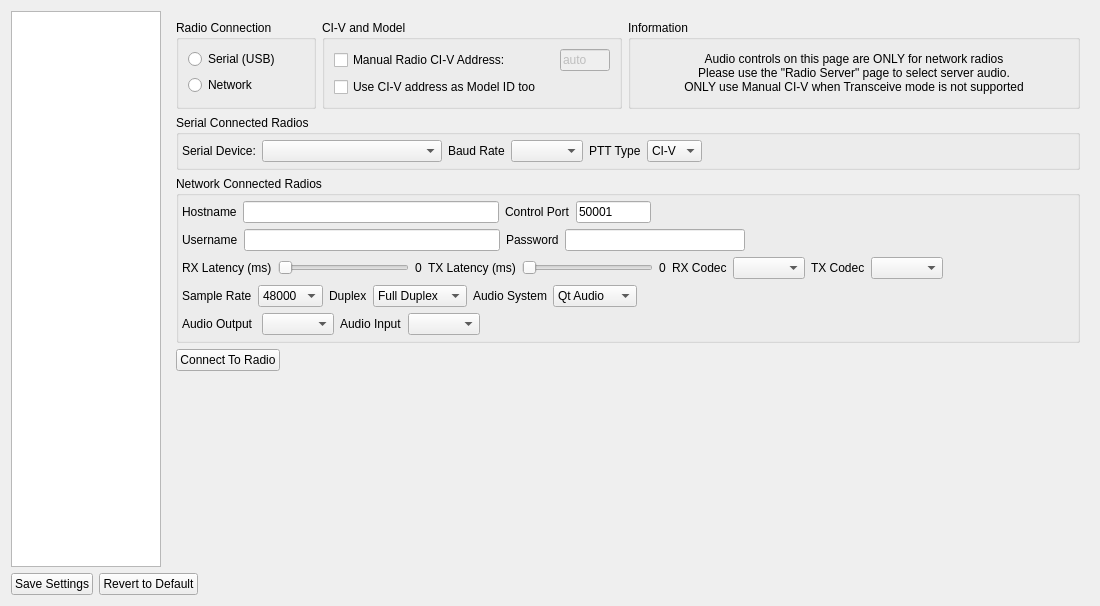
Above: settingswidget.ui from adecarolis/wfweb before the change. Below: the same form after it.
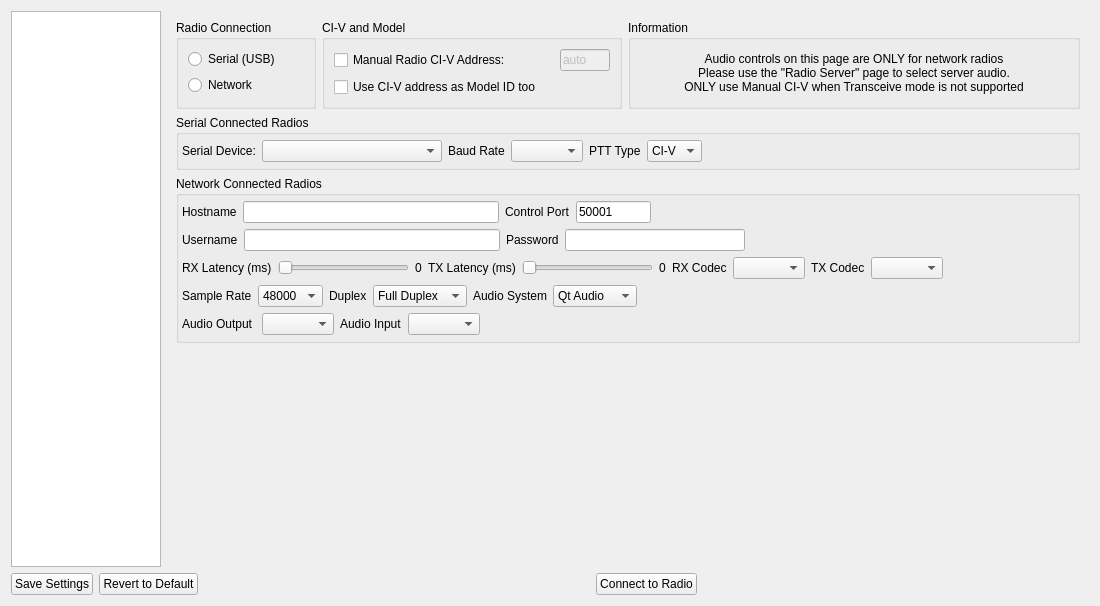
That is the form after the change. The open tabs and pages were chosen to show the change. Custom widgets are drawn as their Qt base class.

Commit message: Move settings connect/disconnect button to bottom of window

What changed in the file:
```diff
--- a/settingswidget.ui
+++ b/settingswidget.ui
@@ -745,33 +745,6 @@
            </item>
           </layout>
          </item>
-         <item>
-          <layout class="QHBoxLayout" name="horizontalLayout_15">
-           <property name="topMargin">
-            <number>0</number>
-           </property>
-           <item>
-            <widget class="QPushButton" name="connectBtn">
-             <property name="text">
-              <string>Connect To Radio</string>
-             </property>
-            </widget>
-           </item>
-           <item>
-            <spacer name="horizontalSpacer_5">
-             <property name="orientation">
-              <enum>Qt::Orientation::Horizontal</enum>
-             </property>
-             <property name="sizeHint" stdset="0">
-              <size>
-               <width>40</width>
-               <height>20</height>
-              </size>
-             </property>
-            </spacer>
-           </item>
-          </layout>
-         </item>
          <item>
           <spacer name="verticalSpacer">
            <property name="orientation">
@@ -3603,6 +3576,26 @@
        </property>
       </widget>
      </item>
+     <item>
+      <spacer name="horizontalSpacer_32">
+       <property name="orientation">
+        <enum>Qt::Orientation::Horizontal</enum>
+       </property>
+       <property name="sizeHint" stdset="0">
+        <size>
+         <width>40</width>
+         <height>20</height>
+        </size>
+       </property>
+      </spacer>
+     </item>
+     <item>
+      <widget class="QPushButton" name="connectBtn">
+       <property name="text">
+        <string>Connect to Radio</string>
+       </property>
+      </widget>
+     </item>
      <item>
       <spacer name="horizontalSpacer_3">
        <property name="orientation">
```
Left out of the diff: 6 changed lines with no effect on the pictures. The commit also changes 1 other file.
